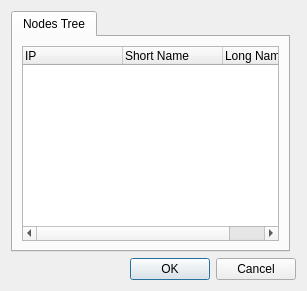
The window that plugins/artnet/src/configureartnet.ui (mcallegari/qlcplus) describes before a commit, drawn with Qt 5.
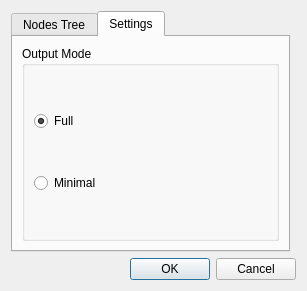
The same window after the commit. The open tabs and pages were chosen to show the change.

Commit message: Artnet: setting for output mode (Full 512 channels or minimal)

Diff of the .ui file:
```diff
--- a/plugins/artnet/src/configureartnet.ui
+++ b/plugins/artnet/src/configureartnet.ui
@@ -48,6 +48,45 @@
        </item>
       </layout>
      </widget>
+     <widget class="QWidget" name="settingsTab">
+      <attribute name="title">
+       <string>Settings</string>
+      </attribute>
+      <layout class="QVBoxLayout" name="verticalLayout_3">
+       <item>
+        <widget class="QGroupBox" name="m_outputModeGroup">
+         <property name="title">
+          <string>Output Mode</string>
+         </property>
+         <layout class="QVBoxLayout" name="verticalLayout">
+          <item>
+           <widget class="QRadioButton" name="m_fullModeRadio">
+            <property name="toolTip">
+             <string>Output full 512 channels. Best stability, worst efficiency.</string>
+            </property>
+            <property name="text">
+             <string>Full</string>
+            </property>
+            <property name="checked">
+             <bool>true</bool>
+            </property>
+           </widget>
+          </item>
+          <item>
+           <widget class="QRadioButton" name="m_minimalModeRadio">
+            <property name="toolTip">
+             <string>Skip trailing zeroes. Worst stability, best efficiency.</string>
+            </property>
+            <property name="text">
+             <string>Minimal</string>
+            </property>
+           </widget>
+          </item>
+         </layout>
+        </widget>
+       </item>
+      </layout>
+     </widget>
     </widget>
    </item>
    <item row="1" column="0" colspan="2">
```
Left out of the diff: 2 changed lines with no effect on the pictures. The commit also changes 8 other files.
